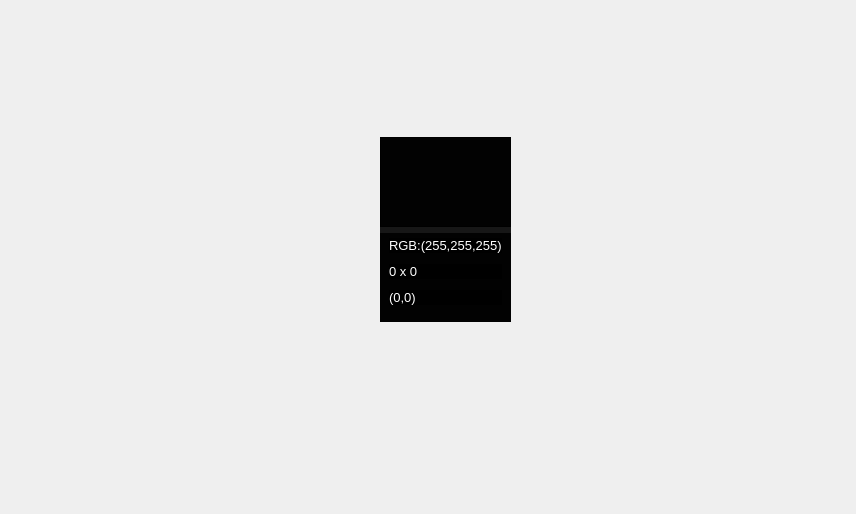
SkyD666/SmartScreenSnapper, file SmartScreenSnapper/ui/freesnapdialog.ui: the form before one commit.
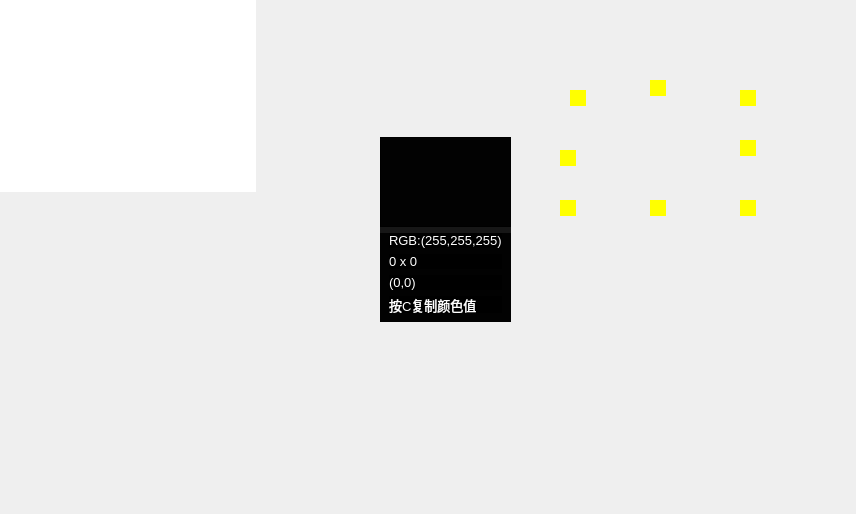
The form after the commit. Custom widgets are drawn as their Qt base class.

Commit message: 支持自由截图按C键复制颜色值；重构自由截图相关代码

Diff of the .ui file:
```diff
--- a/SmartScreenSnapper/ui/freesnapdialog.ui
+++ b/SmartScreenSnapper/ui/freesnapdialog.ui
@@ -13,6 +13,9 @@
   <property name="windowTitle">
    <string>自由截图</string>
   </property>
+  <property name="sizeGripEnabled">
+   <bool>false</bool>
+  </property>
   <widget class="QWidget" name="widgetInfoContainer" native="true">
    <property name="geometry">
     <rect>
@@ -842,6 +845,227 @@
            </property>
           </widget>
          </item>
+         <item>
+          <widget class="QLabel" name="labelTips">
+           <property name="sizePolicy">
+            <sizepolicy hsizetype="Preferred" vsizetype="Fixed">
+             <horstretch>0</horstretch>
+             <verstretch>0</verstretch>
+            </sizepolicy>
+           </property>
+           <property name="palette">
+            <palette>
+             <active>
+              <colorrole role="WindowText">
+               <brush brushstyle="SolidPattern">
+                <color alpha="255">
+                 <red>255</red>
+                 <green>255</green>
+                 <blue>255</blue>
+                </color>
+               </brush>
+              </colorrole>
+              <colorrole role="Button">
+               <brush brushstyle="SolidPattern">
+                <color alpha="230">
+                 <red>0</red>
+                 <green>0</green>
+                 <blue>0</blue>
+                </color>
+               </brush>
+              </colorrole>
+              <colorrole role="Text">
+               <brush brushstyle="SolidPattern">
+                <color alpha="255">
+                 <red>255</red>
+                 <green>255</green>
+                 <blue>255</blue>
+                </color>
+               </brush>
+              </colorrole>
+              <colorrole role="ButtonText">
+               <brush brushstyle="SolidPattern">
+                <color alpha="255">
+                 <red>255</red>
+                 <green>255</green>
+                 <blue>255</blue>
+                </color>
+               </brush>
+              </colorrole>
+              <colorrole role="Base">
+               <brush brushstyle="SolidPattern">
+                <color alpha="230">
+                 <red>0</red>
+                 <green>0</green>
+                 <blue>0</blue>
+                </color>
+               </brush>
+              </colorrole>
+              <colorrole role="Window">
+               <brush brushstyle="SolidPattern">
+                <color alpha="230">
+                 <red>0</red>
+                 <green>0</green>
+                 <blue>0</blue>
+                </color>
+               </brush>
+              </colorrole>
+              <colorrole role="PlaceholderText">
+               <brush brushstyle="NoBrush">
+                <color alpha="128">
+                 <red>255</red>
+                 <green>255</green>
+                 <blue>255</blue>
+                </color>
+               </brush>
+              </colorrole>
+             </active>
+             <inactive>
+              <colorrole role="WindowText">
+               <brush brushstyle="SolidPattern">
+                <color alpha="255">
+                 <red>255</red>
+                 <green>255</green>
+                 <blue>255</blue>
+                </color>
+               </brush>
+              </colorrole>
+              <colorrole role="Button">
+               <brush brushstyle="SolidPattern">
+                <color alpha="230">
+                 <red>0</red>
+                 <green>0</green>
+                 <blue>0</blue>
+                </color>
+               </brush>
+              </colorrole>
+              <colorrole role="Text">
+               <brush brushstyle="SolidPattern">
+                <color alpha="255">
+                 <red>255</red>
+                 <green>255</green>
+                 <blue>255</blue>
+                </color>
+               </brush>
+              </colorrole>
+              <colorrole role="ButtonText">
+               <brush brushstyle="SolidPattern">
+                <color alpha="255">
+                 <red>255</red>
+                 <green>255</green>
+                 <blue>255</blue>
+                </color>
+               </brush>
+              </colorrole>
+              <colorrole role="Base">
+               <brush brushstyle="SolidPattern">
+                <color alpha="230">
+                 <red>0</red>
+                 <green>0</green>
+                 <blue>0</blue>
+                </color>
+               </brush>
+              </colorrole>
+              <colorrole role="Window">
+               <brush brushstyle="SolidPattern">
+                <color alpha="230">
+                 <red>0</red>
+                 <green>0</green>
+                 <blue>0</blue>
+                </color>
+               </brush>
+              </colorrole>
+              <colorrole role="PlaceholderText">
+               <brush brushstyle="NoBrush">
+                <color alpha="128">
+                 <red>255</red>
+                 <green>255</green>
+                 <blue>255</blue>
+                </color>
+               </brush>
+              </colorrole>
+             </inactive>
+             <disabled>
+              <colorrole role="WindowText">
+               <brush brushstyle="SolidPattern">
+                <color alpha="255">
+                 <red>255</red>
+                 <green>255</green>
+                 <blue>255</blue>
+                </color>
+               </brush>
+              </colorrole>
+              <colorrole role="Button">
+               <brush brushstyle="SolidPattern">
+                <color alpha="230">
+                 <red>0</red>
+                 <green>0</green>
+                 <blue>0</blue>
+                </color>
+               </brush>
+              </colorrole>
+              <colorrole role="Text">
+               <brush brushstyle="SolidPattern">
+                <color alpha="255">
+                 <red>255</red>
+                 <green>255</green>
+                 <blue>255</blue>
+                </color>
+               </brush>
+              </colorrole>
+              <colorrole role="ButtonText">
+               <brush brushstyle="SolidPattern">
+                <color alpha="255">
+                 <red>255</red>
+                 <green>255</green>
+                 <blue>255</blue>
+                </color>
+               </brush>
+              </colorrole>
+              <colorrole role="Base">
+               <brush brushstyle="SolidPattern">
+                <color alpha="230">
+                 <red>0</red>
+                 <green>0</green>
+                 <blue>0</blue>
+                </color>
+               </brush>
+              </colorrole>
+              <colorrole role="Window">
+               <brush brushstyle="SolidPattern">
+                <color alpha="230">
+                 <red>0</red>
+                 <green>0</green>
+                 <blue>0</blue>
+                </color>
+               </brush>
+              </colorrole>
+              <colorrole role="PlaceholderText">
+               <brush brushstyle="NoBrush">
+                <color alpha="128">
+                 <red>255</red>
+                 <green>255</green>
+                 <blue>255</blue>
+                </color>
+               </brush>
+              </colorrole>
+             </disabled>
+            </palette>
+           </property>
+           <property name="font">
+            <font>
+             <family>Arial</family>
+             <pointsize>10</pointsize>
+            </font>
+           </property>
+           <property name="text">
+            <string>按C复制颜色值</string>
+           </property>
+           <property name="scaledContents">
+            <bool>true</bool>
+           </property>
+          </widget>
+         </item>
         </layout>
        </widget>
       </item>
@@ -849,7 +1073,176 @@
     </item>
    </layout>
   </widget>
+  <widget class="FreeSnapRect" name="frameRect">
+   <property name="geometry">
+    <rect>
+     <x>579</x>
+     <y>100</y>
+     <width>161</width>
+     <height>101</height>
+    </rect>
+   </property>
+   <property name="styleSheet">
+    <string notr="true"/>
+   </property>
+   <property name="frameShape">
+    <enum>QFrame::NoFrame</enum>
+   </property>
+   <property name="frameShadow">
+    <enum>QFrame::Plain</enum>
+   </property>
+   <property name="lineWidth">
+    <number>1</number>
+   </property>
+  </widget>
+  <widget class="QWidget" name="widgetLeftTopPoint" native="true">
+   <property name="geometry">
+    <rect>
+     <x>570</x>
+     <y>90</y>
+     <width>16</width>
+     <height>16</height>
+    </rect>
+   </property>
+   <property name="styleSheet">
+    <string notr="true">background-color: yellow</string>
+   </property>
+  </widget>
+  <widget class="QWidget" name="widgetLeftBottomPoint" native="true">
+   <property name="geometry">
+    <rect>
+     <x>560</x>
+     <y>200</y>
+     <width>16</width>
+     <height>16</height>
+    </rect>
+   </property>
+   <property name="styleSheet">
+    <string notr="true">background-color: yellow</string>
+   </property>
+  </widget>
+  <widget class="QWidget" name="widgetRightTopPoint" native="true">
+   <property name="geometry">
+    <rect>
+     <x>740</x>
+     <y>90</y>
+     <width>16</width>
+     <height>16</height>
+    </rect>
+   </property>
+   <property name="styleSheet">
+    <string notr="true">background-color: yellow</string>
+   </property>
+  </widget>
+  <widget class="QWidget" name="widgetRightBottomPoint" native="true">
+   <property name="geometry">
+    <rect>
+     <x>740</x>
+     <y>200</y>
+     <width>16</width>
+     <height>16</height>
+    </rect>
+   </property>
+   <property name="styleSheet">
+    <string notr="true">background-color: yellow</string>
+   </property>
+  </widget>
+  <widget class="QWidget" name="widgetTopPoint" native="true">
+   <property name="geometry">
+    <rect>
+     <x>650</x>
+     <y>80</y>
+     <width>16</width>
+     <height>16</height>
+    </rect>
+   </property>
+   <property name="styleSheet">
+    <string notr="true">background-color: yellow</string>
+   </property>
+  </widget>
+  <widget class="QWidget" name="widgetBottomPoint" native="true">
+   <property name="geometry">
+    <rect>
+     <x>650</x>
+     <y>200</y>
+     <width>16</width>
+     <height>16</height>
+    </rect>
+   </property>
+   <property name="styleSheet">
+    <string notr="true">background-color: yellow</string>
+   </property>
+  </widget>
+  <widget class="QWidget" name="widgetLeftPoint" native="true">
+   <property name="geometry">
+    <rect>
+     <x>560</x>
+     <y>150</y>
+     <width>16</width>
+     <height>16</height>
+    </rect>
+   </property>
+   <property name="styleSheet">
+    <string notr="true">background-color: yellow</string>
+   </property>
+  </widget>
+  <widget class="QWidget" name="widgetRightPoint" native="true">
+   <property name="geometry">
+    <rect>
+     <x>740</x>
+     <y>140</y>
+     <width>16</width>
+     <height>16</height>
+    </rect>
+   </property>
+   <property name="styleSheet">
+    <string notr="true">background-color: yellow</string>
+   </property>
+  </widget>
+  <widget class="FreeSnapGraphicsView" name="graphicsView">
+   <property name="geometry">
+    <rect>
+     <x>0</x>
+     <y>0</y>
+     <width>256</width>
+     <height>192</height>
+    </rect>
+   </property>
+   <property name="frameShape">
+    <enum>QFrame::NoFrame</enum>
+   </property>
+   <property name="verticalScrollBarPolicy">
+    <enum>Qt::ScrollBarAlwaysOff</enum>
+   </property>
+   <property name="horizontalScrollBarPolicy">
+    <enum>Qt::ScrollBarAlwaysOff</enum>
+   </property>
+  </widget>
+  <zorder>graphicsView</zorder>
+  <zorder>frameRect</zorder>
+  <zorder>widgetLeftTopPoint</zorder>
+  <zorder>widgetLeftBottomPoint</zorder>
+  <zorder>widgetRightTopPoint</zorder>
+  <zorder>widgetRightBottomPoint</zorder>
+  <zorder>widgetTopPoint</zorder>
+  <zorder>widgetBottomPoint</zorder>
+  <zorder>widgetLeftPoint</zorder>
+  <zorder>widgetRightPoint</zorder>
+  <zorder>widgetInfoContainer</zorder>
  </widget>
+ <customwidgets>
+  <customwidget>
+   <class>FreeSnapRect</class>
+   <extends>QFrame</extends>
+   <header>src/freesnap/freesnaprect.h</header>
+   <container>1</container>
+  </customwidget>
+  <customwidget>
+   <class>FreeSnapGraphicsView</class>
+   <extends>QGraphicsView</extends>
+   <header>src/freesnap/freesnapgraphicsview.h</header>
+  </customwidget>
+ </customwidgets>
  <resources/>
  <connections/>
 </ui>
```
The commit also changes 11 other files.
